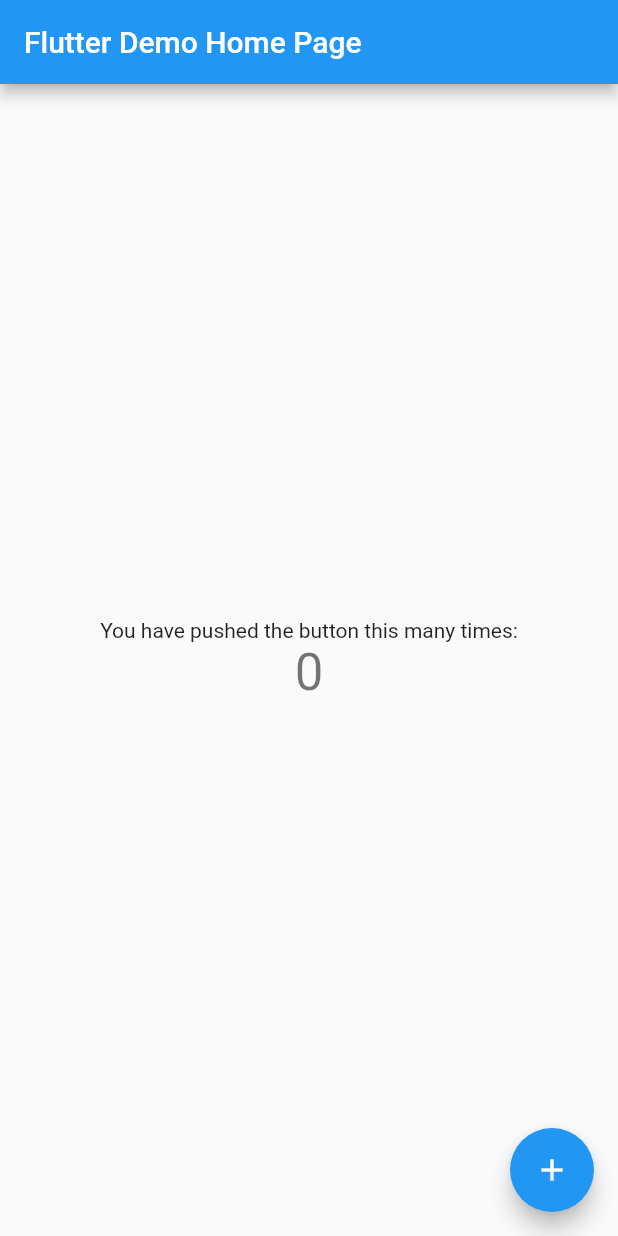
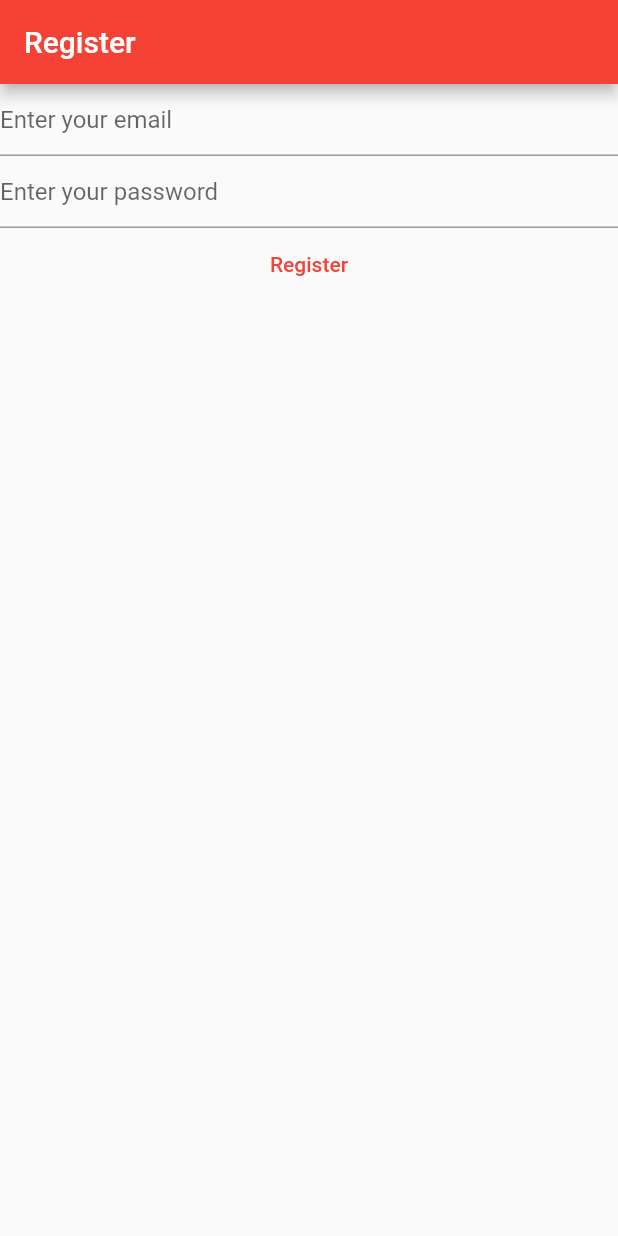
Before and after one commit to Dolnys/world_of_coctails_final, a Flutter app: the screen it shows after launch, on a phone screen of 412 x 824 dp. Run offline on Flutter 3.47's test engine with Material 2 defaults, Android fonts, the phone set to English and light mode, and no system bars; our stand-ins replace firebase_auth, firebase_core; accounts and stored records are empty.

Commit message:
Add simply register screen with account create functionality

```diff
--- a/lib/main.dart
+++ b/lib/main.dart
@@ -1,4 +1,7 @@
+import 'package:firebase_core/firebase_core.dart';
 import 'package:flutter/material.dart';
+import 'package:firebase_auth/firebase_auth.dart';
+import 'firebase_options.dart';
 
 void main() {
   runApp(const MyApp());
@@ -7,109 +10,83 @@
 class MyApp extends StatelessWidget {
   const MyApp({super.key});
 
-  // This widget is the root of your application.
   @override
   Widget build(BuildContext context) {
     return MaterialApp(
       title: 'Flutter Demo',
       theme: ThemeData(
-        // This is the theme of your application.
-        //
-        // Try running your application with "flutter run". You'll see the
-        // application has a blue toolbar. Then, without quitting the app, try
-        // changing the primarySwatch below to Colors.green and then invoke
-        // "hot reload" (press "r" in the console where you ran "flutter run",
-        // or simply save your changes to "hot reload" in a Flutter IDE).
-        // Notice that the counter didn't reset back to zero; the application
-        // is not restarted.
-        primarySwatch: Colors.blue,
+        primarySwatch: Colors.red,
       ),
-      home: const MyHomePage(title: 'Flutter Demo Home Page'),
+      home: const HomePage(),
     );
   }
 }
 
-class MyHomePage extends StatefulWidget {
-  const MyHomePage({super.key, required this.title});
-
-  // This widget is the home page of your application. It is stateful, meaning
-  // that it has a State object (defined below) that contains fields that affect
-  // how it looks.
-
-  // This class is the configuration for the state. It holds the values (in this
-  // case the title) provided by the parent (in this case the App widget) and
-  // used by the build method of the State. Fields in a Widget subclass are
-  // always marked "final".
-
-  final String title;
+class HomePage extends StatefulWidget {
+  const HomePage({super.key});
 
   @override
-  State<MyHomePage> createState() => _MyHomePageState();
+  State<HomePage> createState() => _HomePageState();
 }
 
-class _MyHomePageState extends State<MyHomePage> {
-  int _counter = 0;
+class _HomePageState extends State<HomePage> {
+  late final TextEditingController _email;
+  late final TextEditingController _password;
+  @override
+  void initState() {
+    _email = TextEditingController();
+    _password = TextEditingController();
+    super.initState();
+  }
 
-  void _incrementCounter() {
-    setState(() {
-      // This call to setState tells the Flutter framework that something has
-      // changed in this State, which causes it to rerun the build method below
-      // so that the display can reflect the updated values. If we changed
-      // _counter without calling setState(), then the build method would not be
-      // called again, and so nothing would appear to happen.
-      _counter++;
-    });
+  @override
+  void dispose() {
+    _email.dispose();
+    _password.dispose();
+    super.dispose();
   }
 
   @override
   Widget build(BuildContext context) {
-    // This method is rerun every time setState is called, for instance as done
-    // by the _incrementCounter method above.
-    //
-    // The Flutter framework has been optimized to make rerunning build methods
-    // fast, so that you can just rebuild anything that needs updating rather
-    // than having to individually change instances of widgets.
     return Scaffold(
       appBar: AppBar(
-        // Here we take the value from the MyHomePage object that was created by
-        // the App.build method, and use it to set our appbar title.
-        title: Text(widget.title),
+        title: const Text('Register'),
       ),
-      body: Center(
-        // Center is a layout widget. It takes a single child and positions it
-        // in the middle of the parent.
-        child: Column(
-          // Column is also a layout widget. It takes a list of children and
-          // arranges them vertically. By default, it sizes itself to fit its
-          // children horizontally, and tries to be as tall as its parent.
-          //
-          // Invoke "debug painting" (press "p" in the console, choose the
-          // "Toggle Debug Paint" action from the Flutter Inspector in Android
-          // Studio, or the "Toggle Debug Paint" command in Visual Studio Code)
-          // to see the wireframe for each widget.
-          //
-          // Column has various properties to control how it sizes itself and
-          // how it positions its children. Here we use mainAxisAlignment to
-          // center the children vertically; the main axis here is the vertical
-          // axis because Columns are vertical (the cross axis would be
-          // horizontal).
-          mainAxisAlignment: MainAxisAlignment.center,
-          children: <Widget>[
-            const Text(
-              'You have pushed the button this many times:',
-            ),
-            Text(
-              '$_counter',
-              style: Theme.of(context).textTheme.headlineMedium,
-            ),
-          ],
-        ),
+      body: Column(
+        children: [
+          TextField(
+            controller: _email,
+            enableSuggestions: false,
+            autocorrect: false,
+            keyboardType: TextInputType.emailAddress,
+            decoration: const InputDecoration(hintText: 'Enter your email '),
+          ),
+          TextField(
+            controller: _password,
+            obscureText: true,
+            enableSuggestions: false,
+            autocorrect: false,
+            decoration:
+                const InputDecoration(hintText: 'Enter your password  '),
+          ),
+          TextButton(
+            onPressed: () async {
+              await Firebase.initializeApp(
+                options: DefaultFirebaseOptions.currentPlatform,
+              );
+              final email = _email.text;
+              final password = _password.text;
+              final UserCredential =
+                  await FirebaseAuth.instance.createUserWithEmailAndPassword(
+                email: email,
+                password: password,
+              );
+              print(UserCredential);
+            },
+            child: const Text('Register'),
+          ),
+        ],
       ),
-      floatingActionButton: FloatingActionButton(
-        onPressed: _incrementCounter,
-        tooltip: 'Increment',
-        child: const Icon(Icons.add),
-      ), // This trailing comma makes auto-formatting nicer for build methods.
     );
   }
 }
```
Also changed, not shown: lib/firebase_options.dart (added), 3 other files.
